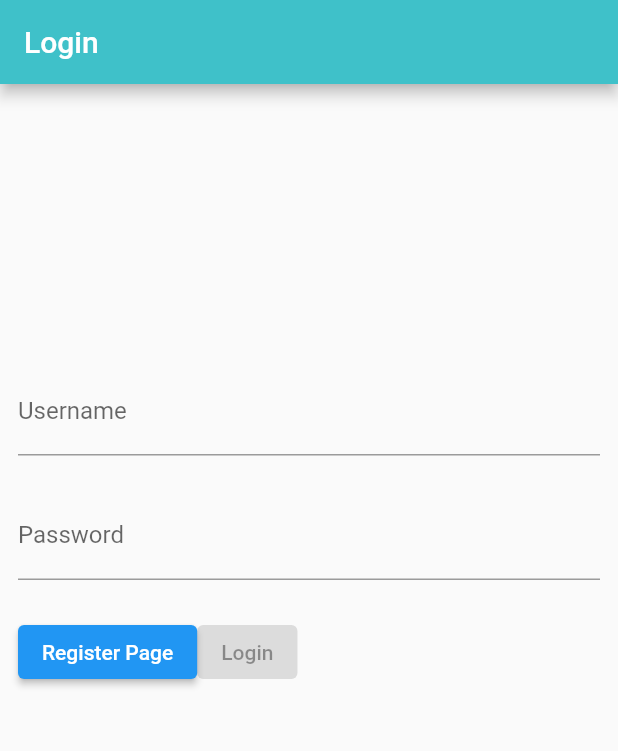
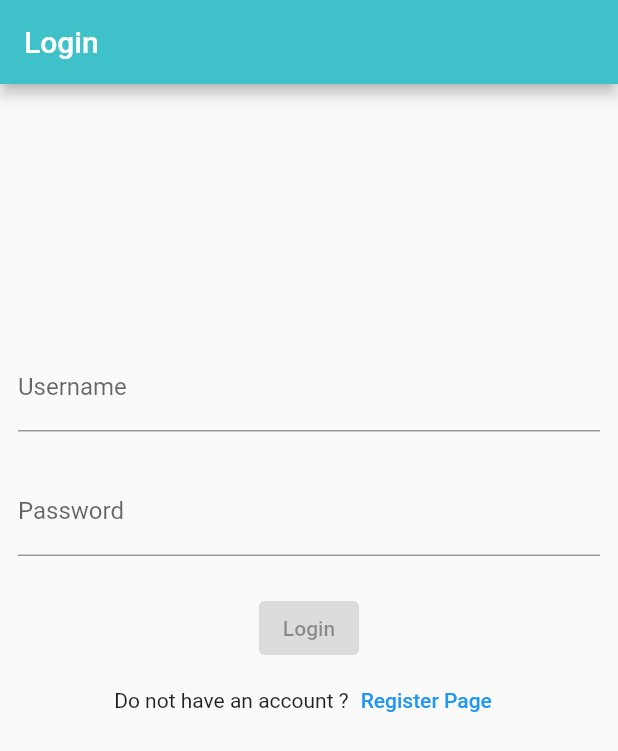
Before and after one commit to mwlt68/Scandium-Mobile, a Flutter app: the screen it shows after launch, on a phone screen of 412 x 824 dp. Shown: the top 751 px of the screen. Run offline on Flutter 3.47's test engine with Material 2 defaults, Android fonts, the phone set to English and light mode, and no system bars; our stand-ins replace bloc, dio, equatable, flutter_bloc, flutter_svg, formz and 2 more; missing offline and left inert: flutter_guid, signalr_netcore, sticky_grouped_list.

Commit message:
Login form ui update

```diff
--- a/lib/features/login/view/login_form.dart
+++ b/lib/features/login/view/login_form.dart
@@ -5,10 +5,10 @@ import 'package:scandium/features/login/bloc/login_bloc.dart';
 import 'package:scandium/features/register/view/register_page.dart';
 import 'package:scandium/product/constants/application_constants.dart';
 import 'package:scandium/product/widgets/conditional_circular_progress.dart';
+part 'login_form_values.dart';
 
 class LoginForm extends StatelessWidget {
   const LoginForm({super.key});
-
   @override
   Widget build(BuildContext context) {
     return BlocListener<LoginBloc, LoginState>(
@@ -31,7 +31,7 @@ class LoginForm extends StatelessWidget {
             const Padding(padding: EdgeInsets.all(12)),
             _PasswordInput(),
             const Padding(padding: EdgeInsets.all(12)),
-            _LoginButton(),
+            _LoginOrRegister(),
           ],
         ),
       ),
@@ -40,17 +40,19 @@ class LoginForm extends StatelessWidget {
 }
 
 class _UsernameInput extends StatelessWidget {
+  final _LoginFormValues _values = _LoginFormValues();
   @override
   Widget build(BuildContext context) {
     return BlocBuilder<LoginBloc, LoginState>(
       builder: (context, state) {
         return TextField(
-          key: const Key('loginForm_usernameInput_textField'),
+          key: Key(_values.usernameInputKey),
           onChanged: (username) =>
               context.read<LoginBloc>().add(LoginUsernameChanged(username)),
           decoration: InputDecoration(
-              labelText: 'Username',
-              errorText: state.username.invalid ? 'username invalid' : null),
+              labelText: _values.usernameLabelText,
+              errorText:
+                  state.username.invalid ? _values.usernameErrorText : null),
         );
       },
       buildWhen: (previous, current) => previous.username != current.username,
@@ -59,17 +61,21 @@ class _UsernameInput extends StatelessWidget {
 }
 
 class _PasswordInput extends StatelessWidget {
+  final _LoginFormValues _values = _LoginFormValues();
+
   @override
   Widget build(BuildContext context) {
     return BlocBuilder<LoginBloc, LoginState>(
       builder: (context, state) {
         return TextField(
-          key: const Key('loginForm_passwordInput_textField'),
+          key: Key(_values.passwordInputKey),
           onChanged: (password) =>
               context.read<LoginBloc>().add(LoginPasswordChanged(password)),
           decoration: InputDecoration(
-              labelText: 'Password',
-              errorText: state.username.invalid ? 'password invalid' : null),
+              labelText: _values.passwordLabelText,
+              errorText:
+                  state.username.invalid ? _values.passwordErrorText : null),
+          obscureText: true,
         );
       },
       buildWhen: (previous, current) => previous.password != current.password,
@@ -77,7 +83,9 @@ class _PasswordInput extends StatelessWidget {
   }
 }
 
-class _LoginButton extends StatelessWidget {
+class _LoginOrRegister extends StatelessWidget {
+  final _LoginFormValues _values = _LoginFormValues();
+
   @override
   Widget build(BuildContext context) {
     return BlocBuilder<LoginBloc, LoginState>(
@@ -85,27 +93,39 @@ class _LoginButton extends StatelessWidget {
       builder: (context, state) {
         return ConditionalCircularProgress(
             isLoading: state.status.isSubmissionInProgress,
-            child: Row(
+            child: Column(
               children: [
-                ElevatedButton(
-                  onPressed: () {
-                    Navigator.of(context).pushAndRemoveUntil(
-                        MaterialPageRoute(builder: (context) => RegisterPage()),
-                        (route) => false);
-                  },
-                  child: const Text('Register Page'),
-                ),
-                ElevatedButton(
-                  onPressed: state.status.isValidated
-                      ? () {
-                          context.read<LoginBloc>().add(const LoginSubmitted());
-                        }
-                      : null,
-                  child: const Text('Login'),
-                ),
+                _loginButton(state, context),
+                _registerRow(context),
               ],
             ));
       },
     );
   }
+
+  Row _registerRow(BuildContext context) {
+    return Row(
+      mainAxisAlignment: MainAxisAlignment.center,
+      children: [Text(_values.registerInfoText), _registerButton(context)],
+    );
+  }
+
+  TextButton _registerButton(BuildContext context) {
+    return TextButton(
+        onPressed: () {
+          Navigator.of(context).pushAndRemoveUntil(
+              MaterialPageRoute(builder: (context) => const RegisterPage()),
+              (route) => false);
+        },
+        child: Text(_values.registerPageButtonText));
+  }
+
+  ElevatedButton _loginButton(LoginState state, BuildContext context) {
+    return ElevatedButton(
+      onPressed: state.status.isValidated
+          ? () => context.read<LoginBloc>().add(const LoginSubmitted())
+          : null,
+      child: Text(_values.loginButtonText),
+    );
+  }
 }
--- /dev/null
+++ b/lib/features/login/view/login_form_values.dart
@@ -0,0 +1,13 @@
+part of 'login_form.dart';
+
+class _LoginFormValues {
+  final String usernameInputKey = 'loginForm_usernameInput_textField';
+  final String usernameLabelText = 'Username';
+  final String usernameErrorText = 'Username invalid';
+  final String passwordInputKey = 'loginForm_passwordInput_textField';
+  final String passwordLabelText = 'Password';
+  final String passwordErrorText = 'Password invalid';
+  final String registerPageButtonText = 'Register Page';
+  final String loginButtonText = 'Login';
+  final String registerInfoText = 'Do not have an account ?';
+}
--- a/lib/features/login/view/login_page.dart
+++ b/lib/features/login/view/login_page.dart
@@ -22,7 +22,7 @@ class LoginPage extends StatelessWidget {
             return LoginBloc(
                 userRepository: RepositoryProvider.of<UserRepository>(context));
           },
-          child: const LoginForm(),
+          child: LoginForm(),
         ),
       ),
     );
```
